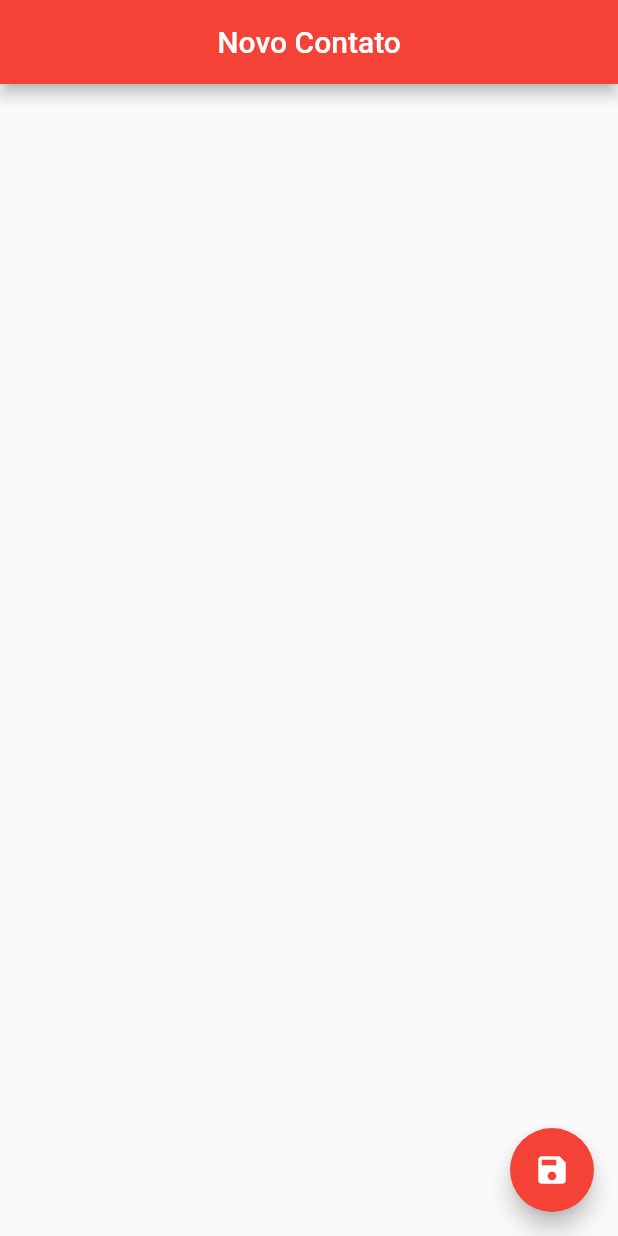
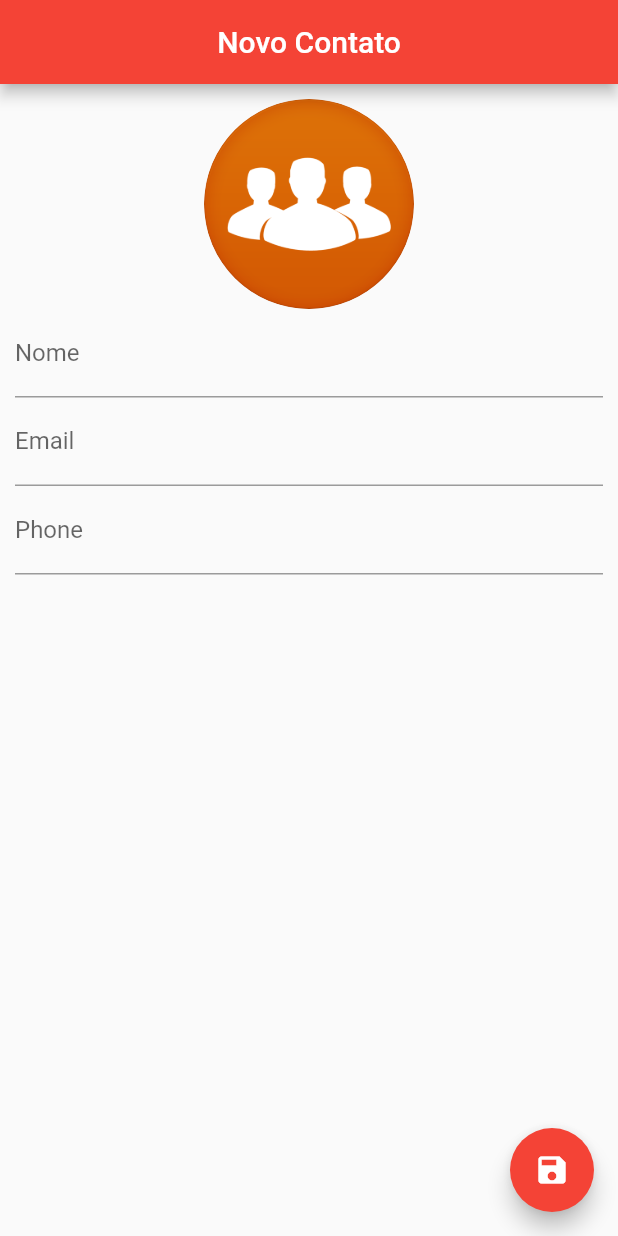
Before and after one commit to rainerramos/agenda_de_contatos, a Flutter app: the screen it shows after launch, on a phone screen of 412 x 824 dp. Run offline on Flutter 3.47's test engine with Material 2 defaults, Android fonts, the phone set to English and light mode, and no system bars; our stand-ins replace sqflite; accounts and stored records are empty.

Commit message:
Layout da Tela de Contato

```diff
--- a/agenda_de_contatos/lib/ui/contact_page.dart
+++ b/agenda_de_contatos/lib/ui/contact_page.dart
@@ -1,3 +1,5 @@
+import 'dart:io';
+
 import 'package:agenda_de_contatos/helpers/contact_helper.dart';
 import 'package:flutter/material.dart';
 
@@ -13,6 +15,12 @@ class ContactPage extends StatefulWidget {
 
 class _ContactPageState extends State<ContactPage> {
 
+  final _nameController = TextEditingController();
+  final _emailController = TextEditingController();
+  final _phoneController = TextEditingController();
+
+  bool _userEdited = false;
+
   Contact _editedContact;
 
   @override
@@ -23,6 +31,10 @@ class _ContactPageState extends State<ContactPage> {
       _editedContact = Contact();
     } else {
       _editedContact = Contact.fromMap(widget.contact.toMap());
+
+      _nameController.text = _editedContact.name;
+      _emailController.text = _editedContact.email;
+      _phoneController.text = _editedContact.phone;
     }
   }
 
@@ -39,6 +51,55 @@ class _ContactPageState extends State<ContactPage> {
         child: Icon(Icons.save),
         backgroundColor: Colors.red,
       ),
+      body: SingleChildScrollView(
+        padding: EdgeInsets.all(10.0),
+        child: Column(
+          children: <Widget> [
+            GestureDetector(
+              child: Container(
+                  width: 140.0,
+                  height: 140.0,
+                  decoration: BoxDecoration(
+                    shape: BoxShape.circle,
+                    image: DecorationImage(
+                        image: _editedContact.img != null ?
+                        FileImage(File(_editedContact.img)) :
+                        AssetImage("images/person.png")
+                    ),
+                  )
+              ),
+            ),
+            TextField(
+              controller: _nameController,
+              decoration: InputDecoration(labelText: "Nome"),
+              onChanged: (text) {
+                _userEdited = true;
+                setState(() {
+                  _editedContact.name = text;
+                });
+              },
+            ),
+            TextField(
+              controller: _emailController,
+              decoration: InputDecoration(labelText: "Email"),
+              onChanged: (text) {
+                _userEdited = true;
+                  _editedContact.email = text;
+              },
+              keyboardType: TextInputType.emailAddress,
+            ),
+            TextField(
+              controller: _phoneController,
+              decoration: InputDecoration(labelText: "Phone"),
+              onChanged: (text) {
+                _userEdited = true;
+                _editedContact.phone = text;
+              },
+                keyboardType: TextInputType.phone,
+            ),
+          ],
+        ),
+      ),
     );
   }
 
```
Also changed, not shown: agenda_de_contatos/lib/helpers/contact_helper.dart (+19 -21 lines).
